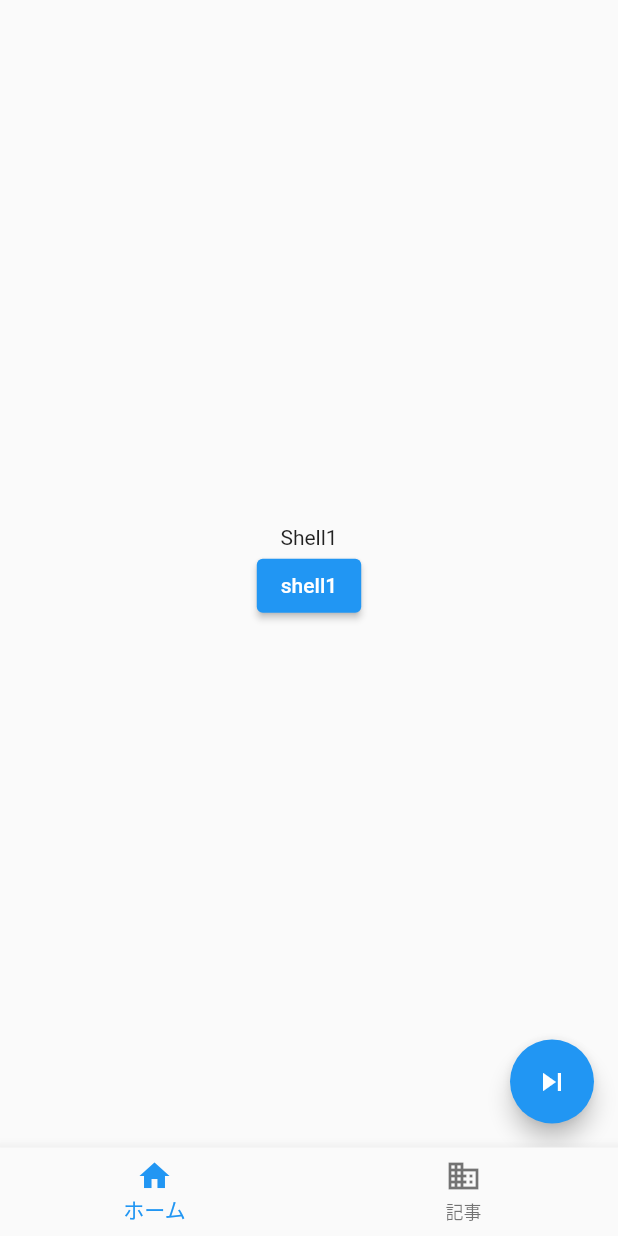
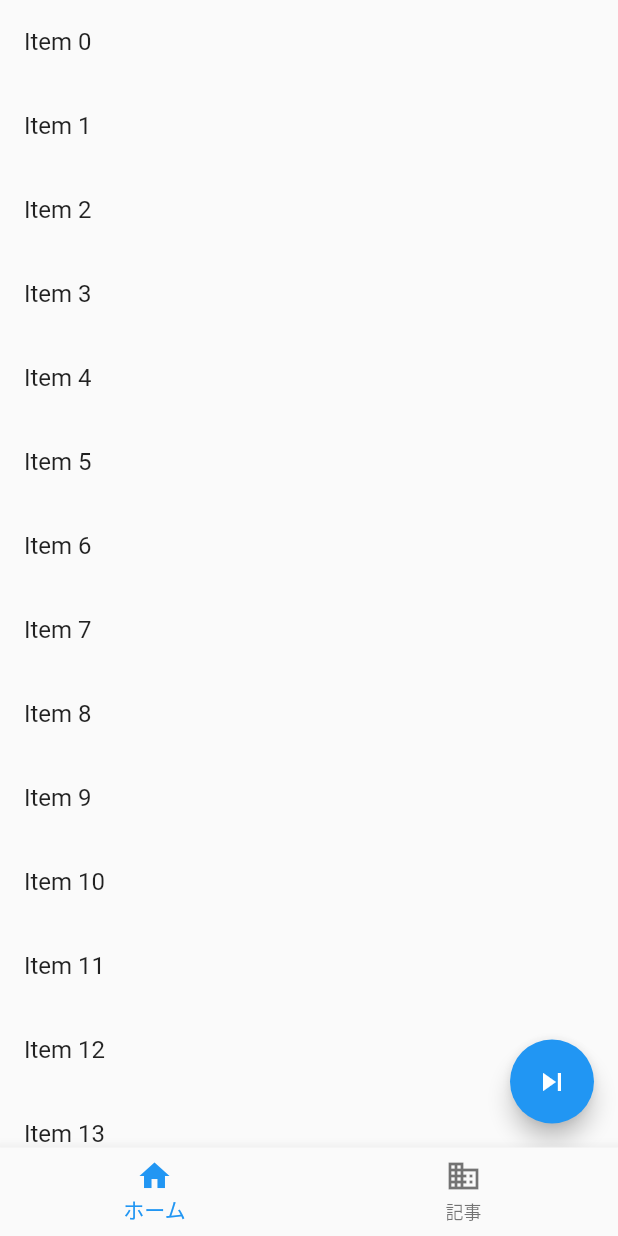
Before and after one commit to thaitani/go_router_sample, a Flutter app: the screen it shows after launch, on a phone screen of 412 x 824 dp. Run offline on Flutter 3.47's test engine with Material 2 defaults, Android fonts, the phone set to English and light mode, and no system bars; our stand-ins replace go_router.

```diff
--- a/lib/home_page.dart
+++ b/lib/home_page.dart
@@ -1,6 +1,5 @@
 import 'package:flutter/material.dart';
 import 'package:go_router/go_router.dart';
-import 'package:go_router_sample/shell_router.dart';
 
 class HomePage extends StatelessWidget {
   const HomePage({
@@ -14,15 +13,12 @@ class HomePage extends StatelessWidget {
   Widget build(BuildContext context) {
     return Scaffold(
       body: Center(
-        child: Column(
-          mainAxisAlignment: MainAxisAlignment.center,
-          children: [
-            Text(title ?? 'HomePage'),
-            ElevatedButton(
-              onPressed: () => const ShellHomeRoute().go(context),
-              child: const Text('shell1'),
-            ),
-          ],
+        child: ListView.builder(
+          primary: true,
+          itemBuilder: (context, i) => ListTile(
+            title: Text('Item $i'),
+            onTap: () => context.push('/test'),
+          ),
         ),
       ),
       floatingActionButton: FloatingActionButton(
--- a/lib/shell_router.dart
+++ b/lib/shell_router.dart
@@ -95,7 +95,7 @@ class ScaffoldWithNavBar extends StatelessWidget {
   }
 
   int _currentIndex(BuildContext context) {
-    final String location = GoRouterState.of(context).location;
+    final String location = GoRouterState.of(context).uri.toString();
     return shellRouteData.firstWhere((e) => location.startsWith(e.path)).index;
   }
 
--- a/pubspec.yaml
+++ b/pubspec.yaml
@@ -35,7 +35,7 @@ dependencies:
   # The following adds the Cupertino Icons font to your application.
   # Use with the CupertinoIcons class for iOS style icons.
   cupertino_icons: ^1.0.2
-  go_router: ^7.1.1
+  go_router: ^10.2.0
 
 dev_dependencies:
   flutter_test:
```
Also changed, not shown: lib/router.dart (+20 -0 lines), pubspec.lock.
